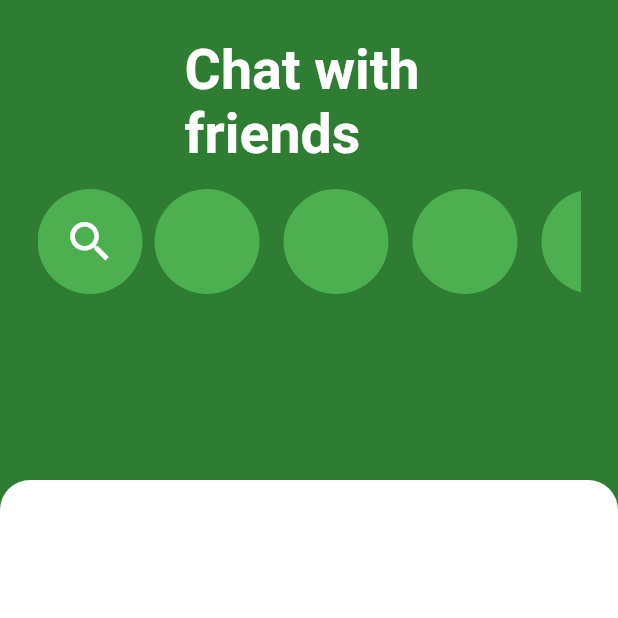
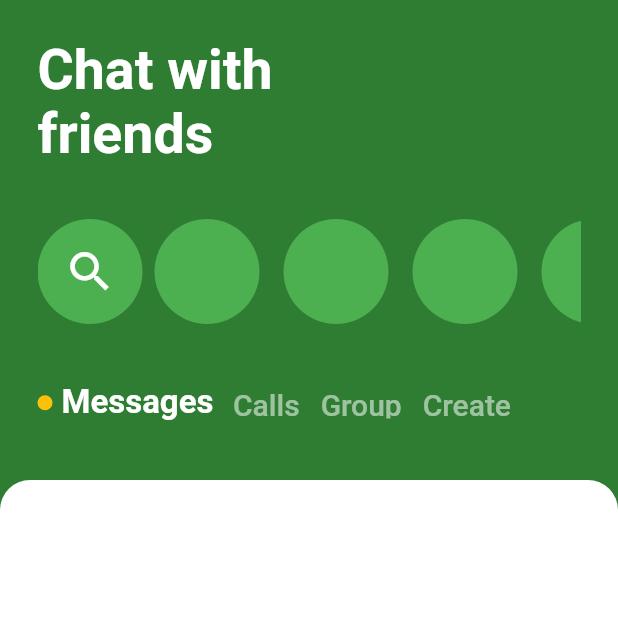
Before and after one commit to anasgamal1/Chat-UI, a Flutter app: the screen it shows after launch, on a phone screen of 412 x 824 dp, the top half of it. Run offline on Flutter 3.47's test engine with Material 2 defaults, Android fonts, the phone set to English and light mode, and no system bars.

Commit message:
Second Phase

```diff
--- a/lib/chat_room.dart
+++ b/lib/chat_room.dart
@@ -4,16 +4,17 @@ import 'package:flutter/material.dart';
 class ChatRoom extends StatelessWidget {
   @override
   Widget build(BuildContext context) {
+    List<String> tabs = ["Messages", "Calls", "Group", "Create"];
     return Scaffold(
       backgroundColor: Colors.green[800],
       body: SafeArea(
         child: Column(
-          crossAxisAlignment: CrossAxisAlignment.start,
           children: [
             Container(
               padding: EdgeInsets.all(25),
               height: 320,
               child: Column(
+                crossAxisAlignment: CrossAxisAlignment.start,
                 children: [
                   Text(
                     'Chat with \nfriends',
@@ -22,6 +23,9 @@ class ChatRoom extends StatelessWidget {
                       fontWeight: FontWeight.bold,
                       color: Colors.white,
                     ),
+                  ),
+                  SizedBox(
+                    height: 20,
                   ),
                   Container(
                     height: 100,
@@ -51,6 +55,57 @@ class ChatRoom extends StatelessWidget {
                       },
                     ),
                   ),
+                  SizedBox(
+                    height: 20,
+                  ),
+                  Container(
+                    height: 35,
+                    child: ListView.builder(
+                      scrollDirection: Axis.horizontal,
+                      itemCount: tabs.length,
+                      itemBuilder: (BuildContext context, int index) {
+                        if (index == 0) {
+                          return Row(
+                            children: [
+                              Container(
+                                height: 10,
+                                width: 10,
+                                decoration: BoxDecoration(
+                                  shape: BoxShape.circle,
+                                  color: Colors.amber,
+                                ),
+                              ),
+                              SizedBox(
+                                width: 6,
+                              ),
+                              Text(
+                                tabs[index],
+                                style: TextStyle(
+                                  fontSize: 22,
+                                  color: Colors.white,
+                                  fontWeight: FontWeight.bold,
+                                ),
+                              ),
+                              SizedBox(
+                                width: 6,
+                              ),
+                            ],
+                          );
+                        }
+                        return Padding(
+                          padding: EdgeInsets.all(7),
+                          child: Text(
+                            tabs[index],
+                            style: TextStyle(
+                              fontSize: 20,
+                              color: Colors.white54,
+                              fontWeight: FontWeight.w500,
+                            ),
+                          ),
+                        );
+                      },
+                    ),
+                  ),
                 ],
               ),
             ),
```
